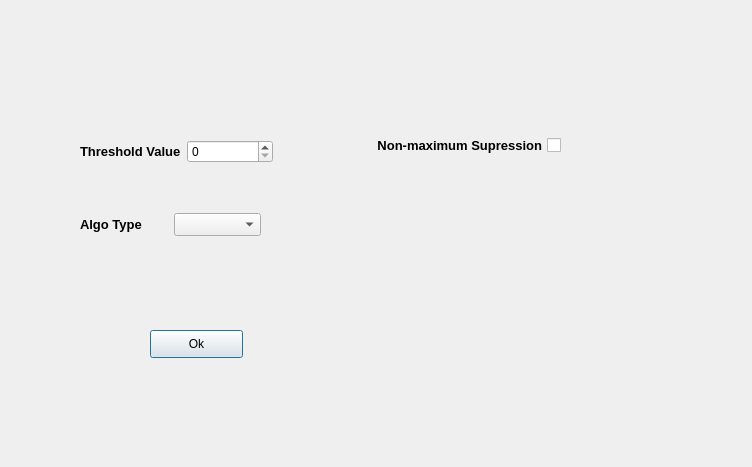
Before: the Qt Designer form ComputerVisionApplications/featuredetectordialog.ui in hardiktechnoplanet/ComputerVisionApplications, drawn with Qt 5.
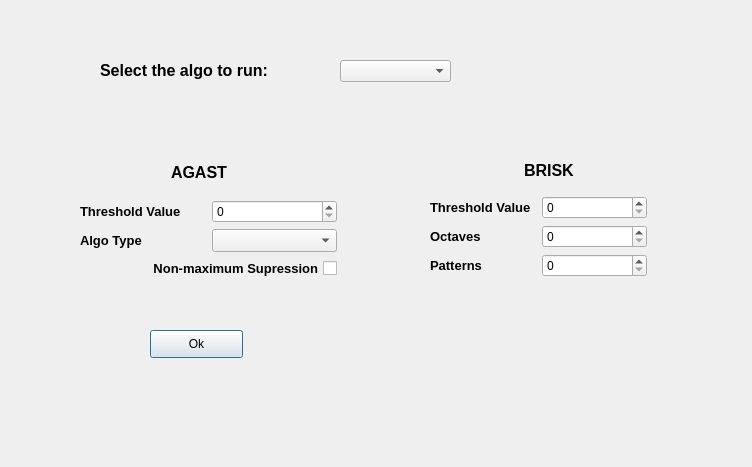
After: the same form once the commit is applied.

The edit to the form file:
```diff
--- a/ComputerVisionApplications/featuredetectordialog.ui
+++ b/ComputerVisionApplications/featuredetectordialog.ui
@@ -13,29 +13,6 @@
   <property name="windowTitle">
    <string>Dialog</string>
   </property>
-  <widget class="QCheckBox" name="suppression_checkBox">
-   <property name="geometry">
-    <rect>
-     <x>310</x>
-     <y>130</y>
-     <width>251</width>
-     <height>31</height>
-    </rect>
-   </property>
-   <property name="font">
-    <font>
-     <pointsize>10</pointsize>
-     <weight>75</weight>
-     <bold>true</bold>
-    </font>
-   </property>
-   <property name="layoutDirection">
-    <enum>Qt::RightToLeft</enum>
-   </property>
-   <property name="text">
-    <string>Non-maximum Supression</string>
-   </property>
-  </widget>
   <widget class="QPushButton" name="ok_pushButton">
    <property name="geometry">
     <rect>
@@ -49,15 +26,106 @@
     <string>Ok</string>
    </property>
   </widget>
+  <widget class="QComboBox" name="selectAlgo_comboBox">
+   <property name="geometry">
+    <rect>
+     <x>340</x>
+     <y>60</y>
+     <width>111</width>
+     <height>22</height>
+    </rect>
+   </property>
+  </widget>
+  <widget class="QLabel" name="selectAlgo_label">
+   <property name="geometry">
+    <rect>
+     <x>100</x>
+     <y>50</y>
+     <width>231</width>
+     <height>41</height>
+    </rect>
+   </property>
+   <property name="font">
+    <font>
+     <pointsize>12</pointsize>
+     <weight>75</weight>
+     <bold>true</bold>
+    </font>
+   </property>
+   <property name="text">
+    <string>Select the algo to run:</string>
+   </property>
+  </widget>
   <widget class="QWidget" name="">
    <property name="geometry">
     <rect>
      <x>80</x>
-     <y>140</y>
-     <width>193</width>
-     <height>24</height>
+     <y>150</y>
+     <width>257</width>
+     <height>129</height>
     </rect>
    </property>
+   <layout class="QVBoxLayout" name="verticalLayout_2">
+    <item>
+     <layout class="QHBoxLayout" name="horizontalLayout_3">
+      <item>
+       <spacer name="horizontalSpacer">
+        <property name="orientation">
+         <enum>Qt::Horizontal</enum>
+        </property>
+        <property name="sizeHint" stdset="0">
+         <size>
+          <width>88</width>
+          <height>20</height>
+         </size>
+        </property>
+       </spacer>
+      </item>
+      <item>
+       <widget class="QLabel" name="AGAST_label">
+        <property name="font">
+         <font>
+          <pointsize>12</pointsize>
+          <weight>75</weight>
+          <bold>true</bold>
+         </font>
+        </property>
+        <property name="text">
+         <string>AGAST</string>
+        </property>
+       </widget>
+      </item>
+      <item>
+       <spacer name="verticalSpacer">
+        <property name="orientation">
+         <enum>Qt::Vertical</enum>
+        </property>
+        <property name="sizeHint" stdset="0">
+         <size>
+          <width>20</width>
+          <height>18</height>
+         </size>
+        </property>
+       </spacer>
+      </item>
+      <item>
+       <spacer name="horizontalSpacer_2">
+        <property name="orientation">
+         <enum>Qt::Horizontal</enum>
+        </property>
+        <property name="sizeHint" stdset="0">
+         <size>
+          <width>88</width>
+          <height>20</height>
+         </size>
+        </property>
+       </spacer>
+      </item>
+     </layout>
+    </item>
+    <item>
+     <layout class="QVBoxLayout" name="verticalLayout">
+      <item>
    <layout class="QHBoxLayout" name="horizontalLayout">
     <item>
      <widget class="QLabel" name="threshold_label">
@@ -84,16 +152,8 @@
      </widget>
     </item>
    </layout>
-  </widget>
-  <widget class="QWidget" name="">
-   <property name="geometry">
-    <rect>
-     <x>80</x>
-     <y>210</y>
-     <width>181</width>
-     <height>29</height>
-    </rect>
-   </property>
+      </item>
+      <item>
    <layout class="QHBoxLayout" name="horizontalLayout_2">
     <item>
      <widget class="QLabel" name="type_label">
@@ -119,6 +179,163 @@
        </font>
       </property>
      </widget>
+        </item>
+       </layout>
+      </item>
+      <item>
+       <widget class="QCheckBox" name="suppression_checkBox">
+        <property name="font">
+         <font>
+          <pointsize>10</pointsize>
+          <weight>75</weight>
+          <bold>true</bold>
+         </font>
+        </property>
+        <property name="layoutDirection">
+         <enum>Qt::RightToLeft</enum>
+        </property>
+        <property name="text">
+         <string>Non-maximum Supression</string>
+        </property>
+       </widget>
+      </item>
+     </layout>
+    </item>
+   </layout>
+  </widget>
+  <widget class="QWidget" name="">
+   <property name="geometry">
+    <rect>
+     <x>430</x>
+     <y>150</y>
+     <width>217</width>
+     <height>127</height>
+    </rect>
+   </property>
+   <layout class="QVBoxLayout" name="verticalLayout_4">
+    <item>
+     <layout class="QHBoxLayout" name="horizontalLayout_7">
+      <item>
+       <spacer name="horizontalSpacer_3">
+        <property name="orientation">
+         <enum>Qt::Horizontal</enum>
+        </property>
+        <property name="sizeHint" stdset="0">
+         <size>
+          <width>58</width>
+          <height>20</height>
+         </size>
+        </property>
+       </spacer>
+      </item>
+      <item>
+       <spacer name="verticalSpacer_2">
+        <property name="orientation">
+         <enum>Qt::Vertical</enum>
+        </property>
+        <property name="sizeHint" stdset="0">
+         <size>
+          <width>20</width>
+          <height>28</height>
+         </size>
+        </property>
+       </spacer>
+      </item>
+      <item>
+       <widget class="QLabel" name="BRISK_label">
+        <property name="font">
+         <font>
+          <pointsize>12</pointsize>
+          <weight>75</weight>
+          <bold>true</bold>
+         </font>
+        </property>
+        <property name="text">
+         <string>BRISK</string>
+        </property>
+       </widget>
+      </item>
+      <item>
+       <spacer name="horizontalSpacer_4">
+        <property name="orientation">
+         <enum>Qt::Horizontal</enum>
+        </property>
+        <property name="sizeHint" stdset="0">
+         <size>
+          <width>48</width>
+          <height>20</height>
+         </size>
+        </property>
+       </spacer>
+      </item>
+     </layout>
+    </item>
+    <item>
+     <layout class="QVBoxLayout" name="verticalLayout_3">
+      <item>
+       <layout class="QHBoxLayout" name="horizontalLayout_4">
+        <item>
+         <widget class="QLabel" name="thrs_label">
+          <property name="font">
+           <font>
+            <pointsize>10</pointsize>
+            <weight>75</weight>
+            <bold>true</bold>
+           </font>
+          </property>
+          <property name="text">
+           <string>Threshold Value</string>
+          </property>
+         </widget>
+        </item>
+        <item>
+         <widget class="QSpinBox" name="thrs_spinBox"/>
+        </item>
+       </layout>
+      </item>
+      <item>
+       <layout class="QHBoxLayout" name="horizontalLayout_5">
+        <item>
+         <widget class="QLabel" name="octaves_label">
+          <property name="font">
+           <font>
+            <pointsize>10</pointsize>
+            <weight>75</weight>
+            <bold>true</bold>
+           </font>
+          </property>
+          <property name="text">
+           <string>Octaves</string>
+          </property>
+         </widget>
+        </item>
+        <item>
+         <widget class="QSpinBox" name="octaves_spinBox"/>
+        </item>
+       </layout>
+      </item>
+      <item>
+       <layout class="QHBoxLayout" name="horizontalLayout_6">
+        <item>
+         <widget class="QLabel" name="patterns_label">
+          <property name="font">
+           <font>
+            <pointsize>10</pointsize>
+            <weight>75</weight>
+            <bold>true</bold>
+           </font>
+          </property>
+          <property name="text">
+           <string>Patterns</string>
+          </property>
+         </widget>
+        </item>
+        <item>
+         <widget class="QSpinBox" name="patterns_spinBox"/>
+        </item>
+       </layout>
+      </item>
+     </layout>
     </item>
    </layout>
   </widget>
```
Lines whose indentation alone changed are shown as unchanged.
